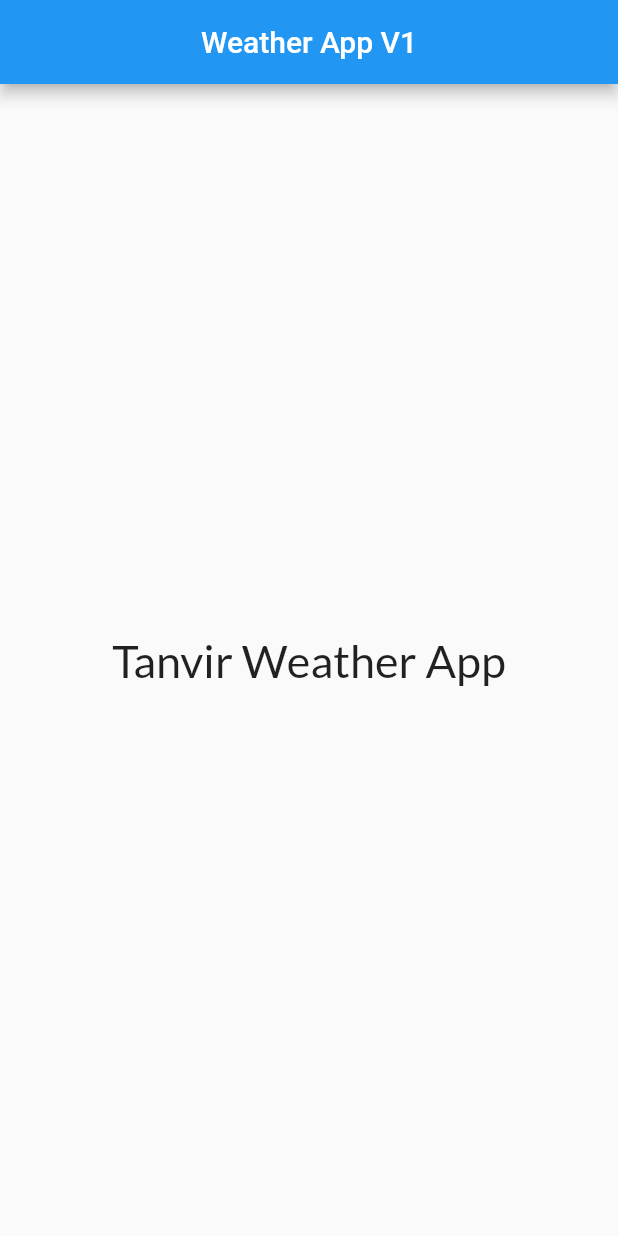
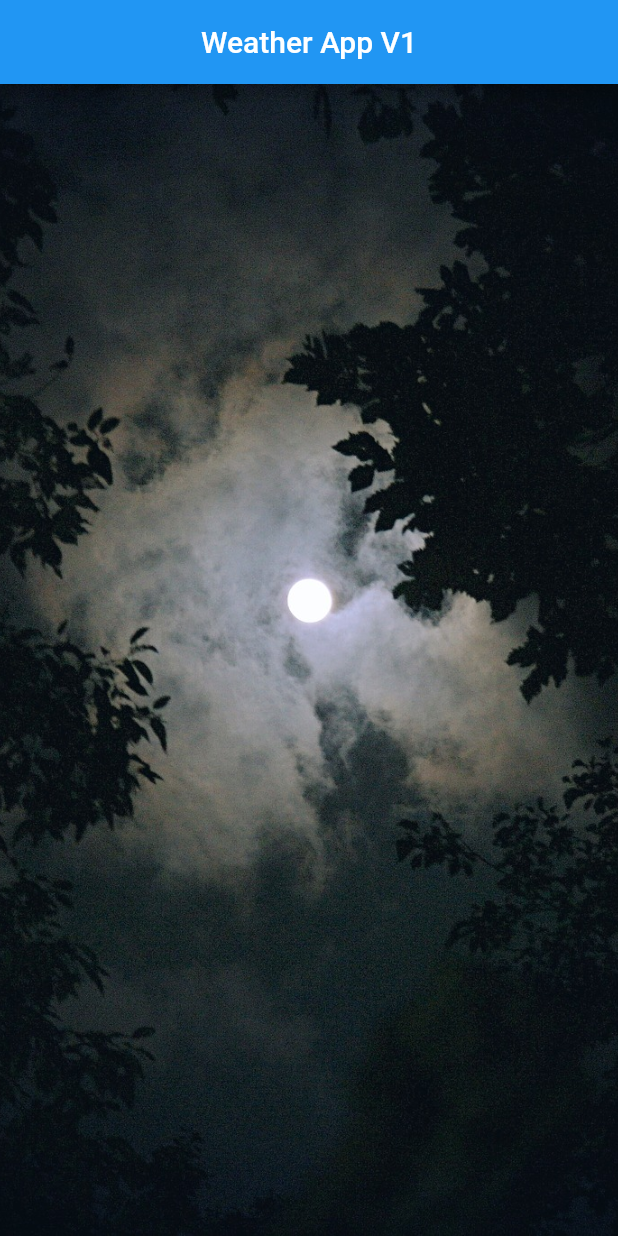
Before and after one commit to cmtanvirulislam/Weather_App_V1, a Flutter app: the screen it shows after launch, on a phone screen of 412 x 824 dp. Run offline on Flutter 3.47's test engine with Material 2 defaults, Android fonts, the phone set to English and light mode, and no system bars; our stand-ins replace google_fonts.

Commit message:
night image asset create within stack

```diff
--- a/lib/weather.dart
+++ b/lib/weather.dart
@@ -10,11 +10,15 @@ class WeatherApp extends StatelessWidget {
         title: Text('Weather App V1'),
       ),
       body: Container(
-        child: Center(
-          child: Text(
-            'Tanvir Weather App',
-            style: GoogleFonts.lato(fontSize: 30),
-          ),
+        child: Stack(
+          children: [
+            Image.asset(
+              'pictures/night.jpg',
+              fit: BoxFit.cover,
+              height: double.infinity,
+              width: double.infinity,
+            )
+          ],
         ),
       ),
     );
```
Also changed, not shown: pubspec.yaml (+7 -3 lines), pubspec.lock.
